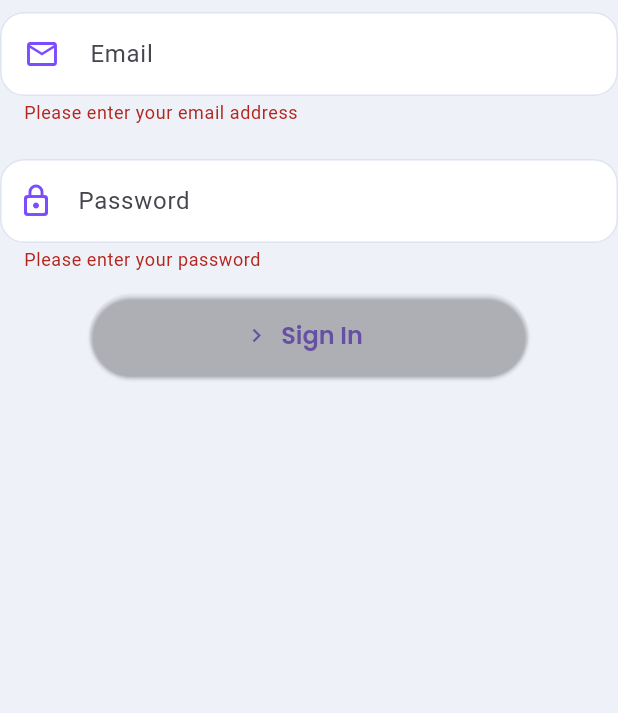
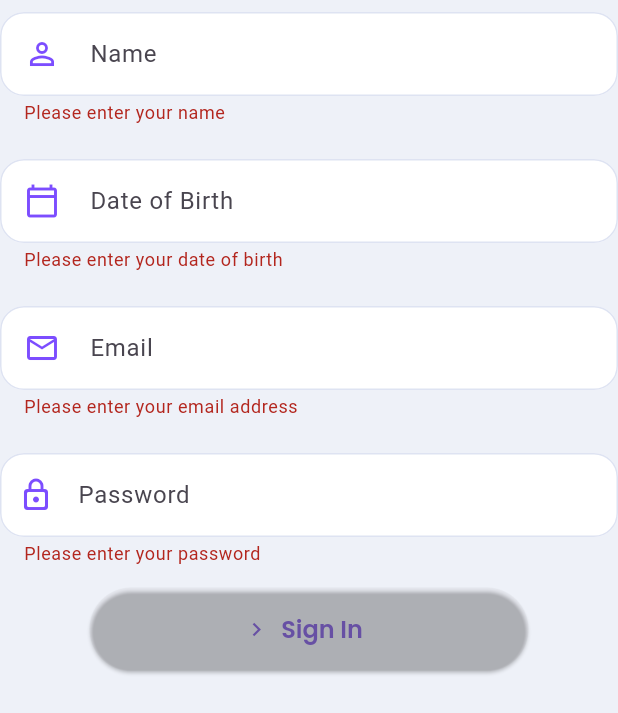
Before and after one commit to GuiFeiteira/neuro_nest1, a Flutter app: the SignInForm widget shown alone on an empty page, opened directly, after a tap on "Sign In", on a phone screen of 412 x 824 dp. Shown: the top 713 px of the screen. Run offline on Flutter 3.47's test engine with Material 3 defaults, Android fonts, the phone set to English and light mode, and no system bars; our stand-ins replace cloud_firestore, firebase_auth, firebase_core, google_fonts, rive; missing offline and left inert: bottom_picker, sign_button; accounts and stored records are empty; Roboto replaces fonts that are missing (Intel).

Commit message:
Necessary Changes

```diff
--- a/lib/components/signIn_form.dart
+++ b/lib/components/signIn_form.dart
@@ -1,8 +1,9 @@
+import 'package:cloud_firestore/cloud_firestore.dart';
 import 'package:firebase_auth/firebase_auth.dart';
 import 'package:flutter/material.dart';
 import 'package:google_fonts/google_fonts.dart';
+import 'package:intl/intl.dart';
 import 'package:tipo_treino/screens/home_page.dart';
-import 'package:tipo_treino/screens/mymeds_page.dart';
 
 class SignInForm extends StatefulWidget {
   const SignInForm({super.key});
@@ -15,8 +16,10 @@ class _SignInFormState extends State<SignInForm> {
   final _formKey = GlobalKey<FormState>(); // Key for form validation
   final _emailController = TextEditingController();
   final _passwordController = TextEditingController();
+  final _nameController = TextEditingController();
+  final _dobController = TextEditingController();
 
-  // Handle sign-in logic
+  // Handle sign-in
   Future<void> _signIn() async {
     try {
       final FirebaseAuth _auth = FirebaseAuth.instance;
@@ -25,25 +28,31 @@ class _SignInFormState extends State<SignInForm> {
         password: _passwordController.text,
       );
 
-      // Navigate to MedsPage on successful sign-in
+      // Save additional user information in Firestore
+      await FirebaseFirestore.instance.collection('users').doc(userCredential.user?.uid).set({
+        'name': _nameController.text,
+        'date_of_birth': _dobController.text,
+        'email': _emailController.text,
+      });
+
+      // HomePage on successful sign-in
       Navigator.pushReplacement(
         context,
         MaterialPageRoute(builder: (context) => HomePage()),
       );
     } on FirebaseAuthException catch (e) {
-      if (e.code == 'user-not-found') {
-        print('No user found for that email.');
+      if (e.code == 'email-already-in-use') {
+        print('The email address is already in use by another account.');
         // Show an error message to the user
-      } else if (e.code == 'wrong-password') {
-        print('Wrong password provided for that email.');
+      } else if (e.code == 'weak-password') {
+        print('The password provided is too weak. At least 6 digits');
         // Show an error message to the user
+      } else {
+        print(e.message);
       }
     } catch (e) {
       print(e.toString());
-      // Handle other exceptions
-    } finally {
-      _emailController.text = '';
-      _passwordController.text = '';
+      // other exceptions
     }
   }
 
@@ -54,6 +63,65 @@ class _SignInFormState extends State<SignInForm> {
       child: Column(
         crossAxisAlignment: CrossAxisAlignment.start,
         children: [
+          Padding(
+            padding: const EdgeInsets.only(top: 8, bottom: 16),
+            child: TextFormField(
+              controller: _nameController,
+              decoration: InputDecoration(
+                hintText: 'Name',
+                prefixIcon: Padding(
+                  padding: const EdgeInsets.symmetric(horizontal: 16),
+                  child: Icon(
+                    color: Colors.deepPurpleAccent,
+                    Icons.person_outline,
+                  ),
+                ),
+              ),
+              validator: (value) {
+                if (value == null || value.isEmpty) {
+                  return 'Please enter your name';
+                }
+                return null;
+              },
+            ),
+          ),
+          Padding(
+            padding: const EdgeInsets.only(top: 8, bottom: 16),
+            child: TextFormField(
+              controller: _dobController,
+              decoration: InputDecoration(
+                hintText: 'Date of Birth',
+                prefixIcon: Padding(
+                  padding: const EdgeInsets.symmetric(horizontal: 16),
+                  child: Icon(
+                    color: Colors.deepPurpleAccent,
+                    Icons.calendar_today_outlined,
+                  ),
+                ),
+              ),
+              readOnly: true,
+              onTap: () async {
+                DateTime? pickedDate = await showDatePicker(
+                  context: context,
+                  initialDate: DateTime.now(),
+                  firstDate: DateTime(1900),
+                  lastDate: DateTime.now(),
+                );
+
+                if (pickedDate != null) {
+                  setState(() {
+                    _dobController.text = DateFormat('dd/MM/yyyy').format(pickedDate);
+                  });
+                }
+              },
+              validator: (value) {
+                if (value == null || value.isEmpty) {
+                  return 'Please enter your date of birth';
+                }
+                return null;
+              },
+            ),
+          ),
           Padding(
             padding: const EdgeInsets.only(top: 8, bottom: 16),
             child: TextFormField(
@@ -103,9 +171,9 @@ class _SignInFormState extends State<SignInForm> {
             padding: const EdgeInsets.only(left: 60, right: 60),
             child: ElevatedButton.icon(
               onPressed: () async {
-                if (_formKey.currentState!.validate()) { // Validate form fields
-                  await _signIn(); // Call sign-in function
-                }else{print('erro');}
+                if (_formKey.currentState!.validate()) {
+                  await _signIn();
+                }
               },
               style: ElevatedButton.styleFrom(
                 backgroundColor: Color(0xC77DFF),
--- a/lib/screens/quizz_page.dart
+++ b/lib/screens/quizz_page.dart
@@ -18,9 +18,10 @@ class _QuizPageState extends State<QuizPage> {
   @override
   void initState() {
     super.initState();
-    // Inicialize os conjuntos de cartões com títulos e imagens
+
     cardSets = [
       [
+
         {"title": "Fully Aware", "imagePath": "assets/fully aware.png"},
         {"title": "Confused", "imagePath": "assets/confused.png"},
         {"title": "Responds to Voice", "imagePath": "assets/Responds_voice.png"},
@@ -45,9 +46,6 @@ class _QuizPageState extends State<QuizPage> {
   Widget build(BuildContext context) {
     return Scaffold(
       backgroundColor: Color(0xFFF8ECFF),
-      appBar: AppBar(
-        title: Text('Event Report'),
-      ),
       body: Container(
         margin: EdgeInsets.symmetric(horizontal: 20.0),
         child: Column(
--- a/pubspec.yaml
+++ b/pubspec.yaml
@@ -44,6 +44,8 @@ dependencies:
   intl: ^0.19.0
   firebase_auth: ^4.3.0
   firebase_core: ^2.3.1
+  cloud_firestore: ^4.17.4
+
 
 
 
```
Also changed, not shown: lib/components/models/auth.dart (deleted, +0 -11 lines), lib/components/models/medication.dart (+5 -5 lines), lib/screens/home_page.dart (+44 -3 lines), lib/screens/landing_page.dart (+23 -37 lines), lib/components/add_meds.dart (indentation only), pubspec.lock, 3 other files.
